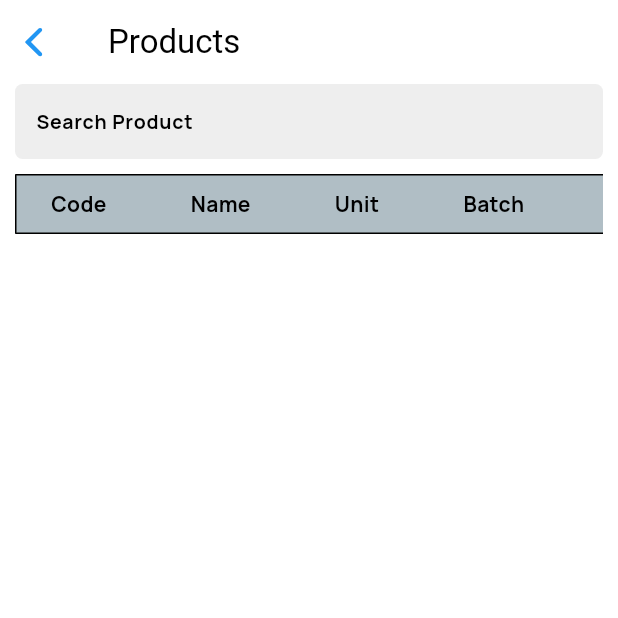
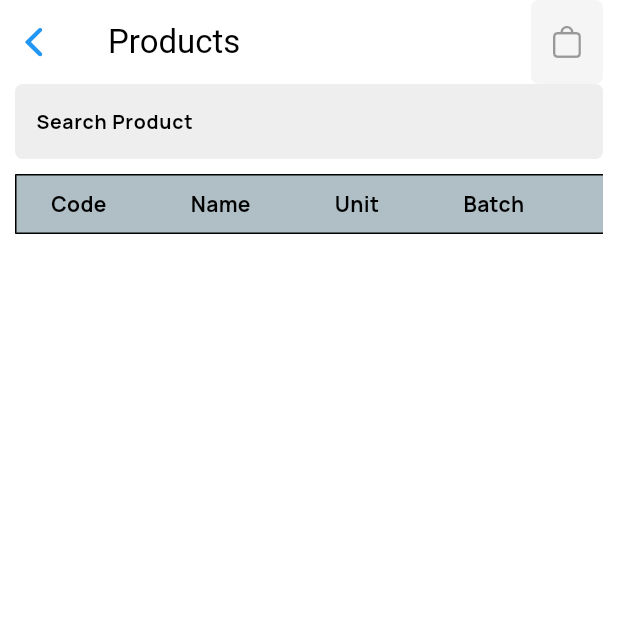
Before and after one commit to NagendraThakur/rastriya_solution_flutter, a Flutter app: the EditPurchaseOrder screen opened by its route, after a tap on "Add Product", on a phone screen of 412 x 824 dp, the top half of it. Run offline on Flutter 3.47's test engine with Material 3 defaults, Android fonts, the phone set to English and light mode, and no system bars; our stand-ins replace bloc, dio, equatable, flutter_bloc, flutter_svg, fluttertoast and 6 more; missing offline and left inert: nepali_date_picker; accounts and stored records are empty; project files that could hold a hidden picture were left out.

```diff
--- a/lib/pages/pos/cubit/pos_cubit.dart
+++ b/lib/pages/pos/cubit/pos_cubit.dart
@@ -583,6 +583,7 @@ class PosCubit extends Cubit<PosState> {
           if (table.section?.storeId != Config.storeInfo!.id) {
             return;
           }
+          tableList.add(table);
           if (!sectionIds.contains(table.sectionId)) {
             sectionIds.add(table.sectionId);
             sectionList.add(table.section!);
--- a/lib/pages/purchase_module/product/purchase_production_search.dart
+++ b/lib/pages/purchase_module/product/purchase_production_search.dart
@@ -5,6 +5,7 @@ import 'package:rastriya_solution_flutter/model/product_model.dart';
 import 'package:rastriya_solution_flutter/pages/purchase_module/cubit/purchase_cubit.dart';
 import 'package:rastriya_solution_flutter/pages/purchase_module/product/portion/add_product_to_purchase_line.dart';
 import 'package:rastriya_solution_flutter/shared/spacing.dart';
+import 'package:rastriya_solution_flutter/shared/text_style.dart';
 import 'package:rastriya_solution_flutter/widgets/data_table.dart';
 import 'package:rastriya_solution_flutter/widgets/textfield.dart';
 
@@ -26,6 +27,42 @@ class _PurchaseProductSearchPageState extends State<PurchaseProductSearchPage> {
           appBar: AppBar(
             title: const Text("Products"),
             leading: const CupertinoNavigationBarBackButton(),
+            actions: [
+              Container(
+                decoration: BoxDecoration(
+                    color: Colors.grey.shade100,
+                    borderRadius: BorderRadius.circular(5)),
+                alignment: Alignment.center,
+                child: Stack(
+                  children: [
+                    const IconButton(
+                      onPressed: null,
+                      icon: Icon(
+                        CupertinoIcons.bag,
+                        size: 25,
+                      ),
+                    ),
+                    Positioned(
+                      right: 0,
+                      child: SizedBox(
+                        width: 25,
+                        height: 25,
+                        child: state.productList.isEmpty
+                            ? null
+                            : CircleAvatar(
+                                backgroundColor: Colors.red,
+                                child: Text(
+                                  state.productList.length.toString(),
+                                  style: kSmallBoldTextStyle,
+                                ),
+                              ),
+                      ),
+                    ),
+                  ],
+                ),
+              ),
+              horizontalSpaceSmall,
+            ],
           ),
           body: Column(
             children: [
--- a/lib/pages/purchase_module/purchase_order/edit_purchase_order.dart
+++ b/lib/pages/purchase_module/purchase_order/edit_purchase_order.dart
@@ -7,6 +7,8 @@ import 'package:rastriya_solution_flutter/helper/nepali_calender_widget.dart';
 import 'package:rastriya_solution_flutter/model/purchase_model.dart';
 import 'package:rastriya_solution_flutter/pages/purchase_module/cubit/purchase_cubit.dart';
 import 'package:rastriya_solution_flutter/shared/spacing.dart';
+import 'package:rastriya_solution_flutter/shared/text_style.dart';
+import 'package:rastriya_solution_flutter/widgets/border_container.dart';
 import 'package:rastriya_solution_flutter/widgets/box_widget.dart';
 import 'package:rastriya_solution_flutter/widgets/button.dart';
 import 'package:rastriya_solution_flutter/widgets/drop_down_button.dart';
@@ -37,9 +39,16 @@ class _EditPurchaseOrderState extends State<EditPurchaseOrder> {
         return Scaffold(
             appBar: AppBar(
               leading: const CupertinoNavigationBarBackButton(),
-            title: Text(widget.purchaseInfo == null
-                ? "Create Purchase Order"
-                : "Edit Purchase Order"),
+              title:
+                  Text(widget.purchaseInfo == null ? "Create PO" : "Edit PO"),
+              actions: [
+                TextButton(
+                    onPressed: () {
+                      Navigator.of(context)
+                          .pushNamed("/purchase_product_Search");
+                    },
+                    child: const Text("Add Product"))
+              ],
             ),
             body: Padding(
               padding: const EdgeInsets.symmetric(horizontal: 10),
@@ -95,16 +104,50 @@ class _EditPurchaseOrderState extends State<EditPurchaseOrder> {
                           label: "PO Expire"),
                     ),
                   ),
-                CustomButton(
-                    buttonText: "Add Product",
-                    onPressed: () {
-                      Navigator.of(context)
-                          .pushNamed("/purchase_product_Search");
-                    })
+                  ListView.builder(
+                      shrinkWrap: true,
+                      itemCount: state.productList.length,
+                      itemBuilder: (BuildContext context, int index) {
+                        PurchaseLine line = state.productList[index];
+                        return BorderContainer(
+                            outerPadding: const EdgeInsets.only(top: 5),
+                            child: Column(
+                              mainAxisSize: MainAxisSize.min,
+                              children: [
+                                ListTile(
+                                  title: Text(
+                                      "${line.productInfo?.name}(${line.productCode})"),
+                                  subtitle: Text(
+                                    "${line.productInfo?.batch?.batchName ?? ""}@${line.rate}",
+                                    style: kBodyRegularTextStyle,
+                                  ),
+                                  trailing: Row(
+                                    mainAxisSize: MainAxisSize.min,
+                                    children: [
+                                      Text(
+                                        "X ${line.quantity!.toStringAsFixed(2)}",
+                                        style: kSubtitleRegularTextStyle,
+                                      ),
+                                      horizontalSpaceMedium,
+                                      SizedBox(
+                                        width: width * 0.2,
+                                        child: Text(
+                                          line.netAmount!.toStringAsFixed(2),
+                                          style: kSubtitleRegularTextStyle,
+                                          textAlign: TextAlign.right,
+                                        ),
+                                      ),
                                     ],
                                   ),
                                 ),
-        );
+                              ],
+                            ));
+                      }),
+                ],
+              ),
+            ),
+            bottomNavigationBar: CustomButton(
+                horizontalPadding: 10, buttonText: "Save", onPressed: () {}));
       },
     );
   }
```
Also changed, not shown: lib/pages/purchase_module/cubit/purchase_cubit.dart (+11 -2 lines), lib/pages/purchase_module/product/portion/add_product_to_purchase_line.dart (+12 -2 lines). Lines whose indentation alone changed are shown as unchanged.
